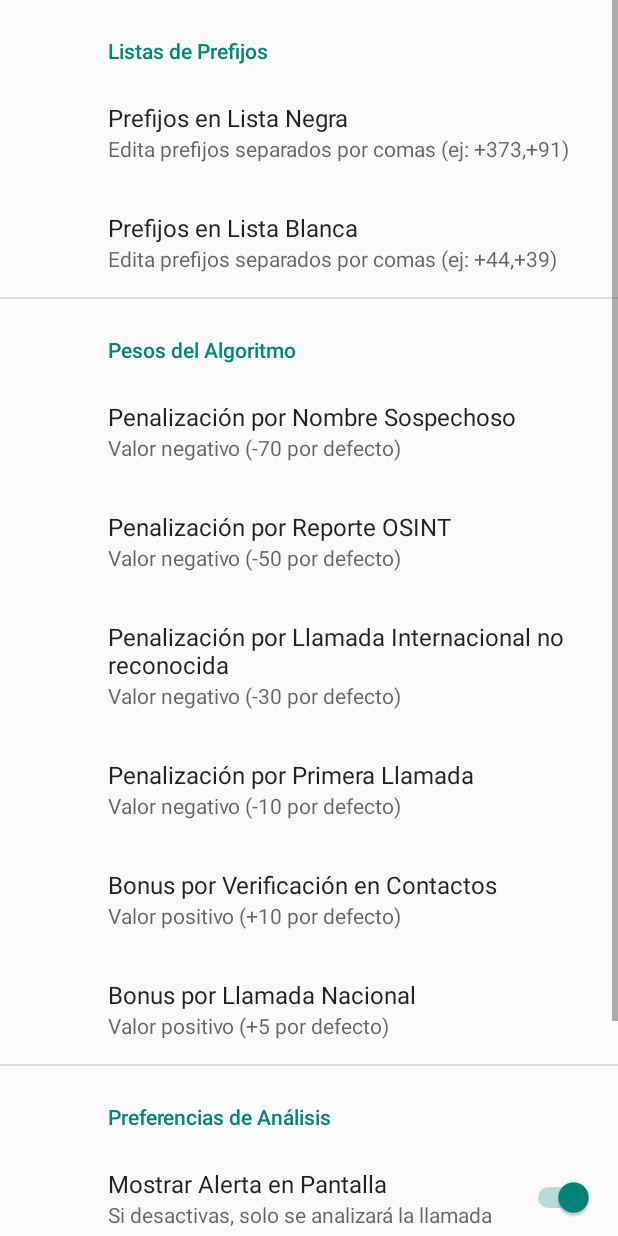
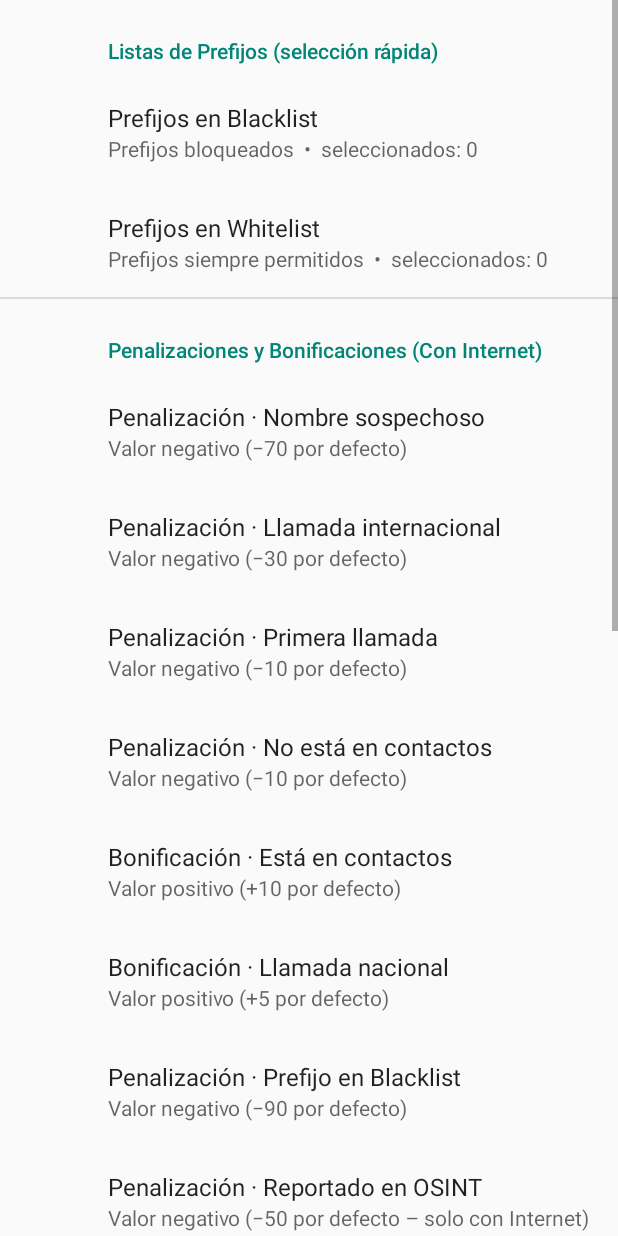
Before and after one commit to XabierCatalan/AplicacionAntiVishing, an Android app: the SettingsActivity screen opened directly, with no data from a screen before it, on a phone screen of 412 x 824 dp. Run offline under Robolectric (Android 15) with nearby library versions, the phone set to English and light mode, and no system bars; our stand-ins replace androidx.preference; 1 statement that could not run was skipped.

Commit message:
cambios en settings

```diff
--- a/app/src/main/java/com/example/aplicacionantivishing/manager/SettingsManager.kt
+++ b/app/src/main/java/com/example/aplicacionantivishing/manager/SettingsManager.kt
@@ -103,4 +103,11 @@ object SettingsManager {
         val prefs = PreferenceManager.getDefaultSharedPreferences(context)
         return prefs.getString("penalty_osint", DEFAULT_OSINT_PENALTY)!!.toInt()
     }
+
+    // SettingsManager.kt
+    fun areAlertsEnabled(context: Context): Boolean {
+        val prefs = PreferenceManager.getDefaultSharedPreferences(context)
+        return prefs.getBoolean("show_alert", true)
+    }
+
 }
--- a/app/src/main/java/com/example/aplicacionantivishing/receiver/CallReceiver.kt
+++ b/app/src/main/java/com/example/aplicacionantivishing/receiver/CallReceiver.kt
@@ -9,6 +9,7 @@ import android.os.Handler
 import android.provider.ContactsContract
 import android.util.Log
 import com.example.aplicacionantivishing.manager.CallAnalyzer
+import com.example.aplicacionantivishing.manager.SettingsManager
 import com.example.aplicacionantivishing.ui.AlertActivity
 
 class CallReceiver : BroadcastReceiver() {
@@ -113,33 +114,39 @@ class CallReceiver : BroadcastReceiver() {
         editor.apply()
     }
 
-    private fun launchAlert(context: Context, incomingNumber: String?, contactName: String?) {
-
+    private fun launchAlert(
+        context: Context,
+        incomingNumber: String?,
+        contactName:    String?
+    ) {
         alertLaunched = true
 
-        val formattedNumber = if (incomingNumber != null && !incomingNumber.startsWith("+")) {
-            Log.d("CallReceiver", "Prefijo puesto: +34$incomingNumber")
+        /* 1) normaliza número ------------------------------------------------ */
+        val number = if (incomingNumber != null && !incomingNumber.startsWith("+"))
             "+34$incomingNumber"
-        } else {
-            Log.d("CallReceiver", "Número ya tiene prefijo o es nulo: $incomingNumber")
-            incomingNumber
+        else incomingNumber
+
+        /* 2) analiza y guarda ------------------------------------------------ */
+        val risk = CallAnalyzer.analyzeNumber(context, number, contactName)
+        saveCallToHistory(context, number ?: "desconocido", risk)
+
+        /* 3) si el usuario desactivó las alertas, salimos aquí --------------- */
+        if (!SettingsManager.areAlertsEnabled(context)) {
+            Log.d("CallReceiver", "Alertas OFF → no se lanza ventana")
+            return                        // ← NO se abre AlertActivity
         }
 
-        val riskLevel = CallAnalyzer.analyzeNumber(context, formattedNumber, contactName)
+        /* 4) mostrar la alerta ---------------------------------------------- */
+        val i = Intent(context, AlertActivity::class.java).apply {
+            flags = Intent.FLAG_ACTIVITY_NEW_TASK
+            putExtra("PHONE_NUMBER", number)
+            putExtra("CONTACT_NAME", contactName ?: "Desconocido")
+            putExtra("RISK_LEVEL",   risk)
+        }
+        context.startActivity(i)
+    }
 
-        saveCallToHistory(context, incomingNumber ?: "Número desconocido", riskLevel)
 
-        val intent = Intent(context, AlertActivity::class.java).apply {
-            flags = Intent.FLAG_ACTIVITY_NEW_TASK
-            putExtra("PHONE_NUMBER", incomingNumber ?: "Número desconocido")
-            putExtra("CONTACT_NAME", contactName ?: "Desconocido")
-            putExtra("RISK_LEVEL", riskLevel)
-
-        }
-        context.startActivity(intent)
-
-        Log.d("CallReceiver", "AlertActivity lanzada con RISK_LEVEL: $riskLevel, número: ${incomingNumber ?: "Número desconocido"}, nombre: ${contactName ?: "Desconocido"}")
-    }
 
     private fun getContactName(context: Context?, phoneNumber: String): String? {
         context ?: return null
--- a/app/src/main/java/com/example/aplicacionantivishing/ui/MainActivity.kt
+++ b/app/src/main/java/com/example/aplicacionantivishing/ui/MainActivity.kt
@@ -50,7 +50,7 @@ class MainActivity : AppCompatActivity() {
     }
 
     private fun simulateReportedIncomingCall() {
-        val fakePhoneNumber: String = "+34646036429" // 📱 Aquí pon un número que sepamos que esté reportado en Teledigo o ListaSpam
+        val fakePhoneNumber: String = "+31646036429" // 📱 Aquí pon un número que sepamos que esté reportado en Teledigo o ListaSpam
         val fakeContactName: String? = null // 👤 No está en agenda
 
         // Analizamos como si fuese una llamada real
--- a/app/src/main/java/com/example/aplicacionantivishing/ui/SettingsActivity.kt
+++ b/app/src/main/java/com/example/aplicacionantivishing/ui/SettingsActivity.kt
@@ -1,15 +1,13 @@
-package com.example.aplicacionantivishing.ui
+package com.example.aplicacionantivishing.ui       // ajusta si tu paquete es distinto
 
 import android.os.Bundle
 import android.widget.Toast
 import androidx.appcompat.app.AppCompatActivity
-import androidx.preference.Preference
-import androidx.preference.PreferenceFragmentCompat
+import androidx.preference.*
 import com.example.aplicacionantivishing.R
 import com.example.aplicacionantivishing.manager.SettingsManager
 
 class SettingsActivity : AppCompatActivity() {
-
     override fun onCreate(savedInstanceState: Bundle?) {
         super.onCreate(savedInstanceState)
         supportFragmentManager
@@ -18,17 +16,90 @@ class SettingsActivity : AppCompatActivity() {
             .commit()
     }
 
+    /** Fragmento de ajustes */
     class SettingsFragment : PreferenceFragmentCompat() {
+
         override fun onCreatePreferences(savedInstanceState: Bundle?, rootKey: String?) {
             setPreferencesFromResource(R.xml.preferences, rootKey)
 
-            // Gestionar botón de "Restaurar valores por defecto"
-            val resetButton = findPreference<Preference>("reset_weights")
-            resetButton?.setOnPreferenceClickListener {
+            buildPrefixLists()
+            bindResetDefaultsButton()
+        }
+
+        /* ─────────────── LISTAS BLACK/WHITE DINÁMICAS ─────────────── */
+        private fun buildPrefixLists() {
+            val ctx  = requireContext()
+            val cat  = findPreference<PreferenceCategory>("prefix_lists") ?: return
+
+            /* 1) Mapa prefijo → países =================================================== */
+            val map = mutableMapOf<String, MutableList<String>>()
+            ctx.resources.openRawResource(R.raw.paises).bufferedReader().useLines { lines ->
+                lines.drop(1).forEach { line ->
+                    val parts = line.split(';')
+                    if (parts.size >= 4) {
+                        val country = parts[0].trim()
+                        val prefix  = "+" + parts[3].trim()
+                        map.getOrPut(prefix) { mutableListOf() }.add(country)
+                    }
+                }
+            }
+            val sorted = map.toSortedMap()          // +1, +20, +34…
+
+            /* 2) Helper para MultiSelectListPreference ================== */
+            fun makeMultiSelect(key: String, title: String, baseSummary: String)
+                    : MultiSelectListPreference {
+
+                val p = MultiSelectListPreference(ctx).apply {
+                    this.key         = key
+                    this.title       = title
+                    entries          = sorted.map { "${it.key}  ·  ${it.value.joinToString(" / ")}" }
+                        .toTypedArray()
+                    entryValues      = sorted.keys.toTypedArray()
+                    isPersistent     = true
+                    // contador de seleccionados
+                    setOnPreferenceChangeListener { pref, newVal ->
+                        val sel = (newVal as? Set<*>)?.size ?: 0
+                        pref.summary = "$baseSummary  •  seleccionados: $sel"
+                        true
+                    }
+                }
+
+                // resumen inicial
+                val selNow = preferenceManager.sharedPreferences
+                    ?.getStringSet(key, emptySet())
+                    ?.size ?: 0
+                p.summary = "$baseSummary  •  seleccionados: $selNow"
+                return p
+            }
+
+            /* 3) Añadir a la categoría ================================= */
+            cat.addPreference(
+                makeMultiSelect(
+                    key       = "blacklist_prefixes",
+                    title     = "Prefijos en Blacklist",
+                    baseSummary = "Prefijos bloqueados"
+                )
+            )
+            cat.addPreference(
+                makeMultiSelect(
+                    key       = "whitelist_prefixes",
+                    title     = "Prefijos en Whitelist",
+                    baseSummary = "Prefijos siempre permitidos"
+                )
+            )
+        }
+
+        /* ─────────────── BOTÓN RESET DEFAULTS ─────────────── */
+        private fun bindResetDefaultsButton() {
+            findPreference<Preference>("reset_values")?.setOnPreferenceClickListener {
                 SettingsManager.resetDefaultWeights(requireContext())
-                Toast.makeText(requireContext(), "Pesos restaurados a valores por defecto", Toast.LENGTH_SHORT).show()
+                Toast.makeText(requireContext(),
+                    "Valores restablecidos correctamente", Toast.LENGTH_SHORT).show()
                 true
             }
         }
+
+
+
     }
 }
--- a/app/src/main/res/xml/preferences.xml
+++ b/app/src/main/res/xml/preferences.xml
@@ -1,66 +1,111 @@
+<?xml version="1.0" encoding="utf-8"?>
 <PreferenceScreen xmlns:android="http://schemas.android.com/apk/res/android">
 
-    <PreferenceCategory android:title="Listas de Prefijos">
-        <EditTextPreference
-            android:key="blacklist_prefixes"
-            android:title="Prefijos en Lista Negra"
-            android:summary="Edita prefijos separados por comas (ej: +373,+91)" />
+    <!-- ─────────── LISTAS DE PREFIJOS ─────────── -->
+    <PreferenceCategory
+        android:key="prefix_lists"
+        android:title="Listas de Prefijos (selección rápida)">
+
+        <!-- Se rellenan dinámicamente en SettingsFragment:
+             ─ blacklist_prefixes
+             ─ whitelist_prefixes -->
+    </PreferenceCategory>
+
+    <!-- ─────────── CON INTERNET ─────────── -->
+    <PreferenceCategory android:title="Penalizaciones y Bonificaciones (Con Internet)">
 
         <EditTextPreference
-            android:key="whitelist_prefixes"
-            android:title="Prefijos en Lista Blanca"
-            android:summary="Edita prefijos separados por comas (ej: +44,+39)" />
-    </PreferenceCategory>
-
-    <PreferenceCategory android:title="Pesos del Algoritmo">
-        <EditTextPreference
             android:key="penalty_suspicious_name"
-            android:title="Penalización por Nombre Sospechoso"
-            android:summary="Valor negativo (-70 por defecto)" />
-
-        <EditTextPreference
-            android:key="penalty_osint_report"
-            android:title="Penalización por Reporte OSINT"
-            android:summary="Valor negativo (-50 por defecto)" />
+            android:title="Penalización · Nombre sospechoso"
+            android:summary="Valor negativo (−70 por defecto)" />
 
         <EditTextPreference
             android:key="penalty_international_call"
-            android:title="Penalización por Llamada Internacional no reconocida"
-            android:summary="Valor negativo (-30 por defecto)" />
+            android:title="Penalización · Llamada internacional"
+            android:summary="Valor negativo (−30 por defecto)" />
 
         <EditTextPreference
             android:key="penalty_first_call"
-            android:title="Penalización por Primera Llamada"
-            android:summary="Valor negativo (-10 por defecto)" />
+            android:title="Penalización · Primera llamada"
+            android:summary="Valor negativo (−10 por defecto)" />
 
         <EditTextPreference
-            android:key="bonus_verified_contact"
-            android:title="Bonus por Verificación en Contactos"
+            android:key="penalty_not_saved_contact"
+            android:title="Penalización · No está en contactos"
+            android:summary="Valor negativo (−10 por defecto)" />
+
+        <EditTextPreference
+            android:key="bonus_saved_contact"
+            android:title="Bonificación · Está en contactos"
             android:summary="Valor positivo (+10 por defecto)" />
 
         <EditTextPreference
             android:key="bonus_national_call"
-            android:title="Bonus por Llamada Nacional"
+            android:title="Bonificación · Llamada nacional"
             android:summary="Valor positivo (+5 por defecto)" />
+
+        <EditTextPreference
+            android:key="blacklist_penalty"
+            android:title="Penalización · Prefijo en Blacklist"
+            android:summary="Valor negativo (−90 por defecto)" />
+
+        <EditTextPreference
+            android:key="penalty_osint"
+            android:title="Penalización · Reportado en OSINT"
+            android:summary="Valor negativo (−50 por defecto – solo con Internet)" />
     </PreferenceCategory>
 
-    <PreferenceCategory android:title="Preferencias de Análisis">
+    <!-- ─────────── SIN INTERNET ─────────── -->
+    <PreferenceCategory android:title="Penalizaciones y Bonificaciones (Sin Internet)">
+
+        <EditTextPreference
+            android:key="penalty_suspicious_name_no_internet"
+            android:title="Penalización · Nombre sospechoso (offline)"
+            android:summary="Valor negativo (−80 por defecto)" />
+
+        <EditTextPreference
+            android:key="penalty_international_call_no_internet"
+            android:title="Penalización · Llamada internacional (offline)"
+            android:summary="Valor negativo (−40 por defecto)" />
+
+        <EditTextPreference
+            android:key="penalty_first_call_no_internet"
+            android:title="Penalización · Primera llamada (offline)"
+            android:summary="Valor negativo (−20 por defecto)" />
+
+        <EditTextPreference
+            android:key="penalty_not_saved_contact_no_internet"
+            android:title="Penalización · No está en contactos (offline)"
+            android:summary="Valor negativo (−20 por defecto)" />
+
+        <EditTextPreference
+            android:key="bonus_saved_contact_no_internet"
+            android:title="Bonificación · Está en contactos (offline)"
+            android:summary="Valor positivo (+20 por defecto)" />
+
+        <EditTextPreference
+            android:key="bonus_national_call_no_internet"
+            android:title="Bonificación · Llamada nacional (offline)"
+            android:summary="Valor positivo (+15 por defecto)" />
+    </PreferenceCategory>
+
+    <!-- ─────────── PREFERENCIAS DE INTERFAZ ─────────── -->
+    <PreferenceCategory android:title="Preferencias de Interfaz">
+
         <SwitchPreference
             android:key="show_alert"
-            android:title="Mostrar Alerta en Pantalla"
-            android:summary="Si desactivas, solo se analizará la llamada"
+            android:title="Mostrar alertas emergentes"
+            android:summary="Si se desactiva, el análisis seguirá funcionando sin pop-ups"
             android:defaultValue="true" />
+    </PreferenceCategory>
 
-        <SwitchPreference
-            android:key="verify_with_internet"
-            android:title="Verificar solo con Internet"
-            android:summary="Si está activo, solo se verificará OSINT si hay conexión"
-            android:defaultValue="true" />
+    <!-- ─────────── UTILIDADES ─────────── -->
+    <PreferenceCategory android:title="Utilidades">
 
         <Preference
             android:key="reset_values"
             android:title="Restablecer valores por defecto"
-            android:summary="Volver a los valores originales del algoritmo" />
+            android:summary="Vuelve a las penalizaciones y bonificaciones originales" />
     </PreferenceCategory>
 
 </PreferenceScreen>
```
